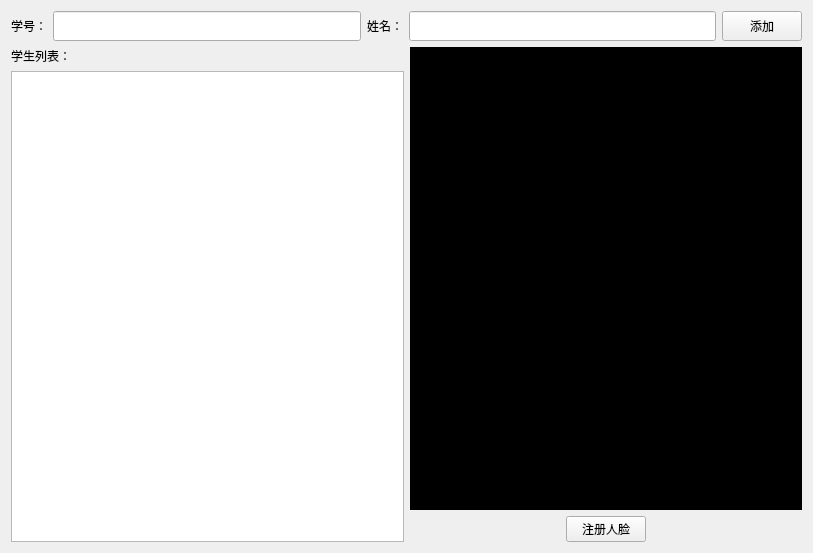
Before: the Qt Designer form src/gui/admiwidget/admin/ui_face.ui in eagleqq/BaiDuFace, drawn with Qt 5.
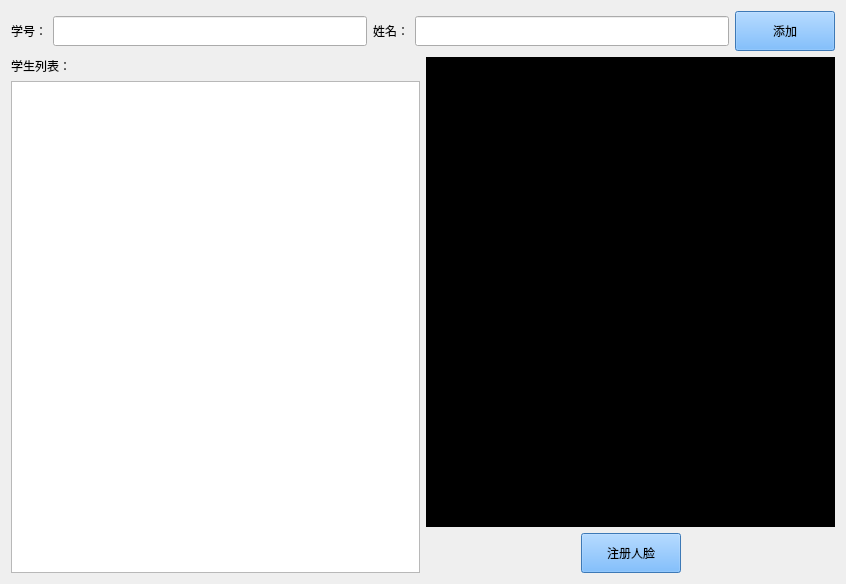
After: the same form once the commit is applied.

The edit to the form file:
```diff
--- a/src/gui/admiwidget/admin/ui_face.ui
+++ b/src/gui/admiwidget/admin/ui_face.ui
@@ -6,13 +6,16 @@
    <rect>
     <x>0</x>
     <y>0</y>
-    <width>813</width>
-    <height>553</height>
+    <width>846</width>
+    <height>584</height>
    </rect>
   </property>
   <property name="windowTitle">
    <string>Form</string>
   </property>
+  <property name="styleSheet">
+   <string notr="true">font: 16pt &quot;新宋体&quot;;</string>
+  </property>
   <layout class="QGridLayout" name="gridLayout">
    <item row="0" column="0" colspan="2">
     <layout class="QHBoxLayout" name="horizontalLayout">
@@ -54,10 +57,13 @@
       <widget class="QPushButton" name="pushButton_add_student">
        <property name="minimumSize">
         <size>
-         <width>0</width>
-         <height>30</height>
+         <width>100</width>
+         <height>40</height>
         </size>
        </property>
+       <property name="styleSheet">
+        <string notr="true">background-color: rgb(85, 170, 255);</string>
+       </property>
        <property name="text">
         <string>添加</string>
        </property>
@@ -114,6 +120,15 @@
        </item>
        <item>
         <widget class="QPushButton" name="pushButton_add_face">
+         <property name="minimumSize">
+          <size>
+           <width>100</width>
+           <height>40</height>
+          </size>
+         </property>
+         <property name="styleSheet">
+          <string notr="true">background-color: rgb(85, 170, 255);</string>
+         </property>
          <property name="text">
           <string>注册人脸</string>
          </property>
```
